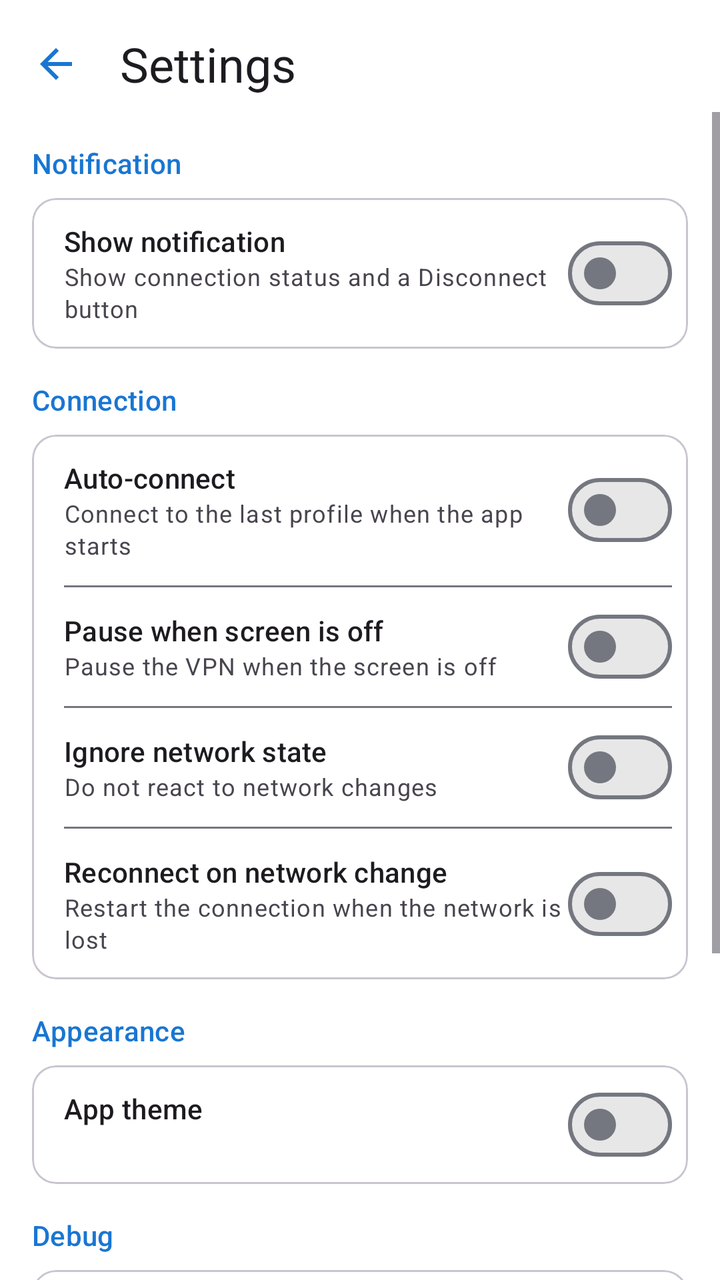
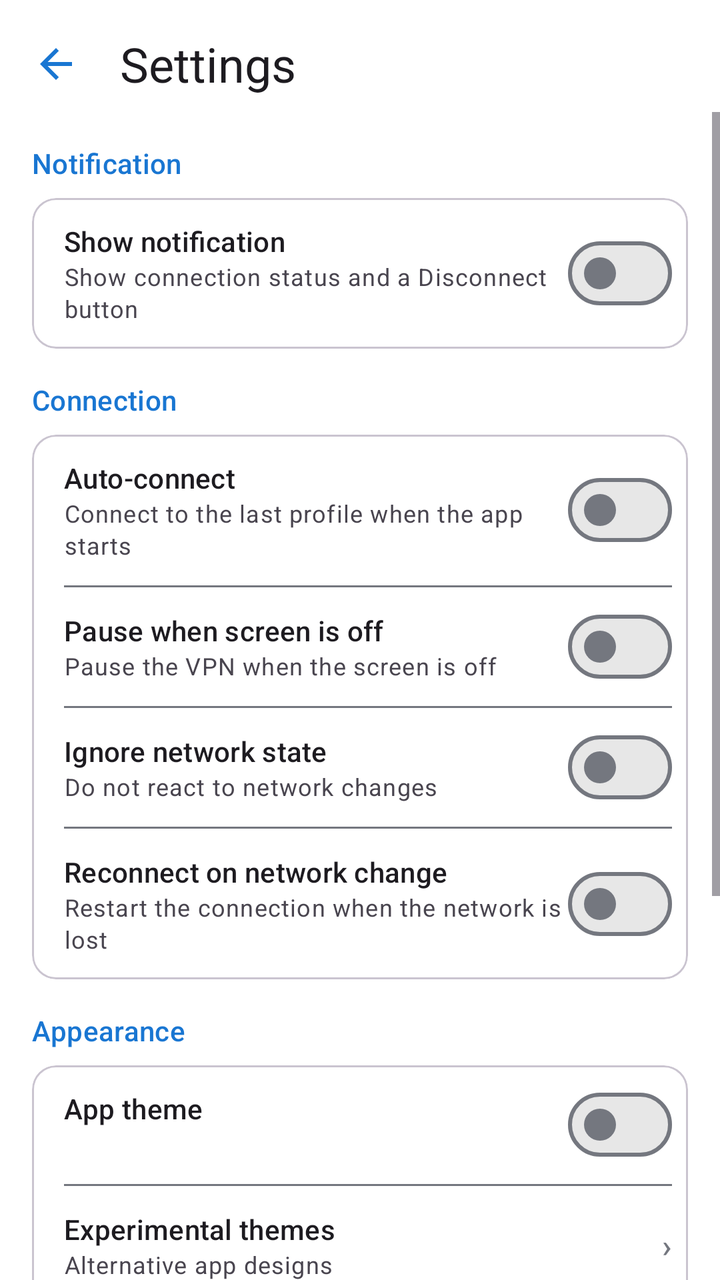

Two renders of the same Android screen: before a commit and after it. Below are the layout's source before the change and the commit's diff.
<!-- AndroidManifest.xml: application theme Theme.MrOpenVPNClient -->
<!-- res/layout/activity_settings.xml -->
<?xml version="1.0" encoding="utf-8"?>
<LinearLayout xmlns:android="http://schemas.android.com/apk/res/android"
    xmlns:app="http://schemas.android.com/apk/res-auto"
    android:layout_width="match_parent"
    android:layout_height="match_parent"
    android:orientation="vertical">

    <LinearLayout
        android:layout_width="match_parent"
        android:layout_height="wrap_content"
        android:gravity="center_vertical"
        android:orientation="horizontal"
        android:paddingTop="8dp">

        <ImageButton
            android:id="@+id/backButton"
            android:layout_width="48dp"
            android:layout_height="48dp"
            android:layout_marginStart="4dp"
            android:background="?attr/selectableItemBackgroundBorderless"
            android:contentDescription="@string/back"
            android:padding="12dp"
            android:src="@drawable/ic_back_green" />

        <TextView
            android:layout_width="wrap_content"
            android:layout_height="wrap_content"
            android:layout_marginStart="8dp"
            android:text="@string/menu_settings"
            android:textAppearance="?attr/textAppearanceHeadlineSmall" />
    </LinearLayout>

    <ScrollView
        android:layout_width="match_parent"
        android:layout_height="match_parent">

        <LinearLayout
            android:layout_width="match_parent"
            android:layout_height="wrap_content"
            android:orientation="vertical"
            android:padding="16dp">

            <TextView
                android:layout_width="wrap_content"
                android:layout_height="wrap_content"
                android:text="@string/settings_notify_section"
                android:textAppearance="?attr/textAppearanceTitleSmall"
                android:textColor="?attr/colorPrimary" />

            <com.google.android.material.card.MaterialCardView
                android:layout_width="match_parent"
                android:layout_height="wrap_content"
                android:layout_marginTop="8dp"
                app:cardCornerRadius="12dp">

                <LinearLayout
                    android:layout_width="match_parent"
                    android:layout_height="wrap_content"
                    android:gravity="center_vertical"
                    android:orientation="horizontal"
                    android:paddingStart="16dp"
                    android:paddingEnd="8dp">

                    <LinearLayout
                        android:layout_width="0dp"
                        android:layout_height="wrap_content"
                        android:layout_weight="1"
                        android:orientation="vertical"
                        android:paddingTop="12dp"
                        android:paddingBottom="12dp">

                        <TextView
                            android:layout_width="match_parent"
                            android:layout_height="wrap_content"
                            android:text="@string/settings_show_notification"
                            android:textAppearance="?attr/textAppearanceTitleSmall" />

                        <TextView
                            android:layout_width="match_parent"
                            android:layout_height="wrap_content"
                            android:text="@string/settings_show_notification_summary"
                            android:textAppearance="?attr/textAppearanceBodySmall" />
                    </LinearLayout>

                    <com.google.android.material.materialswitch.MaterialSwitch
                        android:id="@+id/swNotification"
                        android:layout_width="wrap_content"
                        android:layout_height="wrap_content" />
                </LinearLayout>
            </com.google.android.material.card.MaterialCardView>

            <TextView
                android:layout_width="wrap_content"
                android:layout_height="wrap_content"
                android:layout_marginTop="16dp"
                android:text="@string/settings_connection_section"
                android:textAppearance="?attr/textAppearanceTitleSmall"
                android:textColor="?attr/colorPrimary" />

            <com.google.android.material.card.MaterialCardView
                android:layout_width="match_parent"
                android:layout_height="wrap_content"
                android:layout_marginTop="8dp"
                app:cardCornerRadius="12dp">

                <LinearLayout
                    android:layout_width="match_parent"
                    android:layout_height="wrap_content"
                    android:orientation="vertical"
                    android:paddingStart="16dp"
                    android:paddingEnd="8dp">

                    <LinearLayout
                        android:layout_width="match_parent"
                        android:layout_height="wrap_content"
                        android:gravity="center_vertical"
                        android:orientation="horizontal">

                        <LinearLayout
                            android:layout_width="0dp"
                            android:layout_height="wrap_content"
                            android:layout_weight="1"
                            android:orientation="vertical"
                            android:paddingTop="12dp"
                            android:paddingBottom="12dp">

                            <TextView
                                android:layout_width="match_parent"
                                android:layout_height="wrap_content"
                                android:text="@string/settings_auto_connect"
                                android:textAppearance="?attr/textAppearanceTitleSmall" />

                            <TextView
                                android:layout_width="match_parent"
                                android:layout_height="wrap_content"
                                android:text="@string/settings_auto_connect_summary"
                                android:textAppearance="?attr/textAppearanceBodySmall" />
                        </LinearLayout>

                        <com.google.android.material.materialswitch.MaterialSwitch
                            android:id="@+id/swAutoConnect"
                            android:layout_width="wrap_content"
                            android:layout_height="wrap_content" />
                    </LinearLayout>

                    <View
                        android:layout_width="match_parent"
                        android:layout_height="1dp"
                        android:background="?attr/colorOutline" />

                    <LinearLayout
                        android:layout_width="match_parent"
                        android:layout_height="wrap_content"
                        android:gravity="center_vertical"
                        android:orientation="horizontal">

                        <LinearLayout
                            android:layout_width="0dp"
                            android:layout_height="wrap_content"
                            android:layout_weight="1"
                            android:orientation="vertical"
                            android:paddingTop="12dp"
                            android:paddingBottom="12dp">

                            <TextView
                                android:layout_width="match_parent"
                                android:layout_height="wrap_content"
                                android:text="@string/settings_screen_off"
                                android:textAppearance="?attr/textAppearanceTitleSmall" />

                            <TextView
                                android:layout_width="match_parent"
                                android:layout_height="wrap_content"
                                android:text="@string/settings_screen_off_summary"
                                android:textAppearance="?attr/textAppearanceBodySmall" />
                        </LinearLayout>

                        <com.google.android.material.materialswitch.MaterialSwitch
                            android:id="@+id/swScreenOff"
                            android:layout_width="wrap_content"
                            android:layout_height="wrap_content" />
                    </LinearLayout>

                    <View
                        android:layout_width="match_parent"
                        android:layout_height="1dp"
                        android:background="?attr/colorOutline" />

                    <LinearLayout
                        android:layout_width="match_parent"
                        android:layout_height="wrap_content"
                        android:gravity="center_vertical"
                        android:orientation="horizontal">

                        <LinearLayout
                            android:layout_width="0dp"
                            android:layout_height="wrap_content"
                            android:layout_weight="1"
                            android:orientation="vertical"
                            android:paddingTop="12dp"
                            android:paddingBottom="12dp">

                            <TextView
                                android:layout_width="match_parent"
                                android:layout_height="wrap_content"
                                android:text="@string/settings_ignore_net_state"
                                android:textAppearance="?attr/textAppearanceTitleSmall" />

                            <TextView
                                android:layout_width="match_parent"
                                android:layout_height="wrap_content"
                                android:text="@string/settings_ignore_net_state_summary"
                                android:textAppearance="?attr/textAppearanceBodySmall" />
                        </LinearLayout>

                        <com.google.android.material.materialswitch.MaterialSwitch
                            android:id="@+id/swIgnoreNetState"
                            android:layout_width="wrap_content"
                            android:layout_height="wrap_content" />
                    </LinearLayout>

                    <View
                        android:layout_width="match_parent"
                        android:layout_height="1dp"
                        android:background="?attr/colorOutline" />

                    <LinearLayout
                        android:layout_width="match_parent"
                        android:layout_height="wrap_content"
                        android:gravity="center_vertical"
                        android:orientation="horizontal">

                        <LinearLayout
                            android:layout_width="0dp"
                            android:layout_height="wrap_content"
                            android:layout_weight="1"
                            android:orientation="vertical"
                            android:paddingTop="12dp"
                            android:paddingBottom="12dp">

                            <TextView
                                android:layout_width="match_parent"
                                android:layout_height="wrap_content"
                                android:text="@string/settings_net_change_reconnect"
                                android:textAppearance="?attr/textAppearanceTitleSmall" />

                            <TextView
                                android:layout_width="match_parent"
                                android:layout_height="wrap_content"
                                android:text="@string/settings_net_change_reconnect_summary"
                                android:textAppearance="?attr/textAppearanceBodySmall" />
                        </LinearLayout>

                        <com.google.android.material.materialswitch.MaterialSwitch
                            android:id="@+id/swNetChangeReconnect"
                            android:layout_width="wrap_content"
                            android:layout_height="wrap_content" />
                    </LinearLayout>
                </LinearLayout>
            </com.google.android.material.card.MaterialCardView>

            <TextView
                android:layout_width="wrap_content"
                android:layout_height="wrap_content"
                android:layout_marginTop="16dp"
                android:text="@string/settings_appearance_section"
                android:textAppearance="?attr/textAppearanceTitleSmall"
                android:textColor="?attr/colorPrimary" />

            <com.google.android.material.card.MaterialCardView
                android:layout_width="match_parent"
                android:layout_height="wrap_content"
                android:layout_marginTop="8dp"
                app:cardCornerRadius="12dp">

                <LinearLayout
                    android:layout_width="match_parent"
                    android:layout_height="wrap_content"
                    android:orientation="vertical"
                    android:paddingStart="16dp"
                    android:paddingEnd="8dp">

                    <LinearLayout
                        android:layout_width="match_parent"
                        android:layout_height="wrap_content"
                        android:gravity="center_vertical"
                        android:orientation="horizontal">

                        <LinearLayout
                            android:layout_width="0dp"
                            android:layout_height="wrap_content"
                            android:layout_weight="1"
                            android:orientation="vertical"
                            android:paddingTop="12dp"
                            android:paddingBottom="12dp">

                            <TextView
                                android:layout_width="match_parent"
                                android:layout_height="wrap_content"
                                android:text="@string/settings_theme"
                                android:textAppearance="?attr/textAppearanceTitleSmall" />

                            <TextView
                                android:id="@+id/themeSummaryText"
                                android:layout_width="match_parent"
                                android:layout_height="wrap_content"
                                android:textAppearance="?attr/textAppearanceBodySmall" />
                        </LinearLayout>

                        <com.google.android.material.materialswitch.MaterialSwitch
                            android:id="@+id/swLightTheme"
                            android:layout_width="wrap_content"
                            android:layout_height="wrap_content" />
                    </LinearLayout>
                </LinearLayout>
            </com.google.android.material.card.MaterialCardView>

            <TextView
                android:layout_width="wrap_content"
                android:layout_height="wrap_content"
                android:layout_marginTop="16dp"
                android:text="@string/settings_debug_section"
                android:textAppearance="?attr/textAppearanceTitleSmall"
                android:textColor="?attr/colorPrimary" />

            <com.google.android.material.card.MaterialCardView
                android:layout_width="match_parent"
                android:layout_height="wrap_content"
                android:layout_marginTop="8dp"
                app:cardCornerRadius="12dp">

                <LinearLayout
                    android:layout_width="match_parent"
                    android:layout_height="wrap_content"
                    android:orientation="vertical"
                    android:paddingStart="16dp"
                    android:paddingEnd="8dp">

                    <LinearLayout
                        android:layout_width="match_parent"
                        android:layout_height="wrap_content"
                        android:gravity="center_vertical"
                        android:orientation="horizontal">

                        <LinearLayout
                            android:layout_width="0dp"
                            android:layout_height="wrap_content"
                            android:layout_weight="1"
                            android:orientation="vertical"
                            android:paddingTop="12dp"
                            android:paddingBottom="12dp">

                            <TextView
                                android:layout_width="match_parent"
                                android:layout_height="wrap_content"
                                android:text="@string/settings_debug_mode"
                                android:textAppearance="?attr/textAppearanceTitleSmall" />

                            <TextView
                                android:layout_width="match_parent"
                                android:layout_height="wrap_content"
                                android:text="@string/settings_debug_mode_summary"
                                android:textAppearance="?attr/textAppearanceBodySmall" />
                        </LinearLayout>

                        <com.google.android.material.materialswitch.MaterialSwitch
                            android:id="@+id/swDebugMode"
                            android:layout_width="wrap_content"
                            android:layout_height="wrap_content" />
                    </LinearLayout>

                    <View
                        android:layout_width="match_parent"
                        android:layout_height="1dp"
                        android:background="?attr/colorOutline" />

                    <LinearLayout
                        android:id="@+id/experimentalEntry"
                        android:layout_width="match_parent"
                        android:layout_height="wrap_content"
                        android:background="?attr/selectableItemBackground"
                        android:gravity="center_vertical"
                        android:orientation="horizontal"
                        android:paddingTop="12dp"
                        android:paddingBottom="12dp"
                        android:visibility="gone">

                        <LinearLayout
                            android:layout_width="0dp"
                            android:layout_height="wrap_content"
                            android:layout_weight="1"
                            android:orientation="vertical">

                            <TextView
                                android:layout_width="match_parent"
                                android:layout_height="wrap_content"
                                android:text="@string/settings_experimental_themes"
                                android:textAppearance="?attr/textAppearanceTitleSmall" />

                            <TextView
                                android:layout_width="match_parent"
                                android:layout_height="wrap_content"
                                android:text="@string/settings_experimental_themes_summary"
                                android:textAppearance="?attr/textAppearanceBodySmall" />
                        </LinearLayout>

                        <TextView
                            android:layout_width="wrap_content"
                            android:layout_height="wrap_content"
                            android:layout_marginStart="8dp"
                            android:text="›"
                            android:textAppearance="?attr/textAppearanceTitleMedium"
                            android:textColor="?attr/colorOutline" />
                    </LinearLayout>
                </LinearLayout>
            </com.google.android.material.card.MaterialCardView>

            <TextView
                android:layout_width="wrap_content"
                android:layout_height="wrap_content"
                android:layout_marginTop="16dp"
                android:text="@string/settings_data_section"
                android:textAppearance="?attr/textAppearanceTitleSmall"
                android:textColor="?attr/colorPrimary" />

            <com.google.android.material.card.MaterialCardView
                android:layout_width="match_parent"
                android:layout_height="wrap_content"
                android:layout_marginTop="8dp"
                app:cardCornerRadius="12dp">

                <LinearLayout
                    android:layout_width="match_parent"
                    android:layout_height="wrap_content"
                    android:orientation="vertical"
                    android:padding="12dp">

                    <Button
                        android:id="@+id/clearUsersButton"
                        style="?attr/materialButtonOutlinedStyle"
                        android:layout_width="match_parent"
                        android:layout_height="wrap_content"
                        android:text="@string/clear_users"
                        android:textColor="?attr/colorError" />
                </LinearLayout>
            </com.google.android.material.card.MaterialCardView>

            <TextView
                android:id="@+id/versionText"
                android:layout_width="match_parent"
                android:layout_height="wrap_content"
                android:layout_marginTop="24dp"
                android:gravity="center"
                android:textAppearance="?attr/textAppearanceBodySmall"
                android:textColor="?attr/colorOutline" />
        </LinearLayout>
    </ScrollView>
</LinearLayout>
<!-- resources referenced by this layout -->
<resources>
  <!-- drawable ic_back_green (drawable) -->
  <?xml version="1.0" encoding="utf-8"?>
  <vector xmlns:android="http://schemas.android.com/apk/res/android"
      android:width="24dp"
      android:height="24dp"
      android:viewportWidth="24"
      android:viewportHeight="24">
      <path
          android:fillColor="?attr/colorPrimary"
          android:pathData="M20,11H7.83l5.59,-5.59L12,4l-8,8 8,8 1.41,-1.41L7.83,13H20v-2z" />
  </vector>
  <string name="back">Back</string>
  <string name="clear_users">Delete all users</string>
  <string name="menu_settings">Settings</string>
  <string name="settings_appearance_section">Appearance</string>
  <string name="settings_auto_connect">Auto-connect</string>
  <string name="settings_auto_connect_summary">Connect to the last profile when the app starts</string>
  <string name="settings_connection_section">Connection</string>
  <string name="settings_data_section">Data</string>
  <string name="settings_debug_mode">Debug mode</string>
  <string name="settings_debug_mode_summary">Show the "Copy log" button</string>
  <string name="settings_debug_section">Debug</string>
  <string name="settings_experimental_themes">Experimental themes</string>
  <string name="settings_experimental_themes_summary">Alternative app designs (requires debug mode)</string>
  <string name="settings_ignore_net_state">Ignore network state</string>
  <string name="settings_ignore_net_state_summary">Do not react to network changes</string>
  <string name="settings_net_change_reconnect">Reconnect on network change</string>
  <string name="settings_net_change_reconnect_summary">Restart the connection when the network is lost</string>
  <string name="settings_notify_section">Notification</string>
  <string name="settings_screen_off">Pause when screen is off</string>
  <string name="settings_screen_off_summary">Pause the VPN when the screen is off</string>
  <string name="settings_show_notification">Show notification</string>
  <string name="settings_show_notification_summary">Show connection status and a Disconnect button</string>
  <string name="settings_theme">App theme</string>
  <style name="Theme.MrOpenVPNClient" parent="Theme.Material3.DayNight.NoActionBar">
          <item name="colorPrimary">@color/primary</item>
          <item name="colorOnPrimary">@color/onPrimary</item>
          <item name="colorPrimaryContainer">@color/primaryContainer</item>
          <item name="colorOnPrimaryContainer">@color/onPrimaryContainer</item>
          <item name="colorSecondary">@color/secondary</item>
          <item name="colorOnSecondary">@color/onSecondary</item>
          <item name="android:colorBackground">@color/background</item>
          <item name="colorSurface">@color/surface</item>
          <item name="colorOnSurface">@color/onSurface</item>
          <item name="colorError">@color/error</item>
          <item name="colorSurfaceContainer">@color/surfaceContainer</item>
          <item name="colorSurfaceContainerHighest">@color/surfaceContainerHigh</item>
          <item name="colorOutline">@color/outline</item>
          <item name="android:statusBarColor">@color/background</item>
          <item name="android:navigationBarColor">@color/background</item>
          <item name="android:windowLightStatusBar">@bool/status_bar_light_icons</item>
      </style>
  <color name="primary">#1976D2</color>
  <color name="onPrimary">#FFFFFF</color>
  <color name="primaryContainer">#D3E4FF</color>
  <color name="onPrimaryContainer">#001B3F</color>
  <color name="secondary">#56607C</color>
  <color name="onSecondary">#FFFFFF</color>
  <color name="background">#FFFFFF</color>
  <color name="surface">#FFFFFF</color>
  <color name="onSurface">#1A1C1E</color>
  <color name="error">#BA1A1A</color>
  <color name="surfaceContainer">#F3F3F3</color>
  <color name="surfaceContainerHigh">#E7E7E7</color>
  <color name="outline">#74777F</color>
</resources>

<!-- the commit's change to res/layout/activity_settings.xml (unified diff, before → after) -->
@@ -312,6 +312,49 @@
                             android:layout_width="wrap_content"
                             android:layout_height="wrap_content" />
                     </LinearLayout>
+
+                    <View
+                        android:layout_width="match_parent"
+                        android:layout_height="1dp"
+                        android:background="?attr/colorOutline" />
+
+                    <LinearLayout
+                        android:id="@+id/experimentalEntry"
+                        android:layout_width="match_parent"
+                        android:layout_height="wrap_content"
+                        android:background="?attr/selectableItemBackground"
+                        android:gravity="center_vertical"
+                        android:orientation="horizontal"
+                        android:paddingTop="12dp"
+                        android:paddingBottom="12dp">
+
+                        <LinearLayout
+                            android:layout_width="0dp"
+                            android:layout_height="wrap_content"
+                            android:layout_weight="1"
+                            android:orientation="vertical">
+
+                            <TextView
+                                android:layout_width="match_parent"
+                                android:layout_height="wrap_content"
+                                android:text="@string/settings_experimental_themes"
+                                android:textAppearance="?attr/textAppearanceTitleSmall" />
+
+                            <TextView
+                                android:layout_width="match_parent"
+                                android:layout_height="wrap_content"
+                                android:text="@string/settings_experimental_themes_summary"
+                                android:textAppearance="?attr/textAppearanceBodySmall" />
+                        </LinearLayout>
+
+                        <TextView
+                            android:layout_width="wrap_content"
+                            android:layout_height="wrap_content"
+                            android:layout_marginStart="8dp"
+                            android:text="›"
+                            android:textAppearance="?attr/textAppearanceTitleMedium"
+                            android:textColor="?attr/colorOutline" />
+                    </LinearLayout>
                 </LinearLayout>
             </com.google.android.material.card.MaterialCardView>
 
@@ -367,50 +410,6 @@
                             android:id="@+id/swDebugMode"
                             android:layout_width="wrap_content"
                             android:layout_height="wrap_content" />
-                    </LinearLayout>
-
-                    <View
-                        android:layout_width="match_parent"
-                        android:layout_height="1dp"
-                        android:background="?attr/colorOutline" />
-
-                    <LinearLayout
-                        android:id="@+id/experimentalEntry"
-                        android:layout_width="match_parent"
-                        android:layout_height="wrap_content"
-                        android:background="?attr/selectableItemBackground"
-                        android:gravity="center_vertical"
-                        android:orientation="horizontal"
-                        android:paddingTop="12dp"
-                        android:paddingBottom="12dp"
-                        android:visibility="gone">
-
-                        <LinearLayout
-                            android:layout_width="0dp"
-                            android:layout_height="wrap_content"
-                            android:layout_weight="1"
-                            android:orientation="vertical">
-
-                            <TextView
-                                android:layout_width="match_parent"
-                                android:layout_height="wrap_content"
-                                android:text="@string/settings_experimental_themes"
-                                android:textAppearance="?attr/textAppearanceTitleSmall" />
-
-                            <TextView
-                                android:layout_width="match_parent"
-                                android:layout_height="wrap_content"
-                                android:text="@string/settings_experimental_themes_summary"
-                                android:textAppearance="?attr/textAppearanceBodySmall" />
-                        </LinearLayout>
-
-                        <TextView
-                            android:layout_width="wrap_content"
-                            android:layout_height="wrap_content"
-                            android:layout_marginStart="8dp"
-                            android:text="›"
-                            android:textAppearance="?attr/textAppearanceTitleMedium"
-                            android:textColor="?attr/colorOutline" />
                     </LinearLayout>
                 </LinearLayout>
             </com.google.android.material.card.MaterialCardView>
<!-- resource entries referenced after the edit -->
@@ -23,7 +23,7 @@
   <string name="settings_debug_mode_summary">Show the "Copy log" button</string>
   <string name="settings_debug_section">Debug</string>
   <string name="settings_experimental_themes">Experimental themes</string>
-  <string name="settings_experimental_themes_summary">Alternative app designs (requires debug mode)</string>
+  <string name="settings_experimental_themes_summary">Alternative app designs</string>
   <string name="settings_ignore_net_state">Ignore network state</string>
   <string name="settings_ignore_net_state_summary">Do not react to network changes</string>
   <string name="settings_net_change_reconnect">Reconnect on network change</string>
